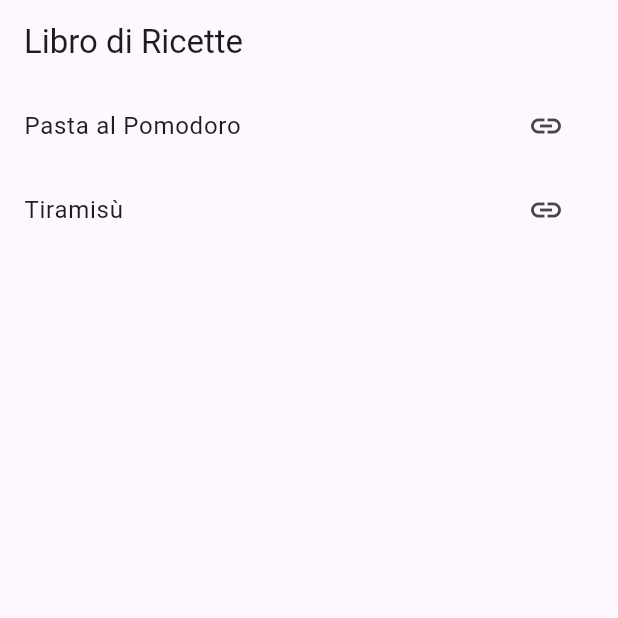
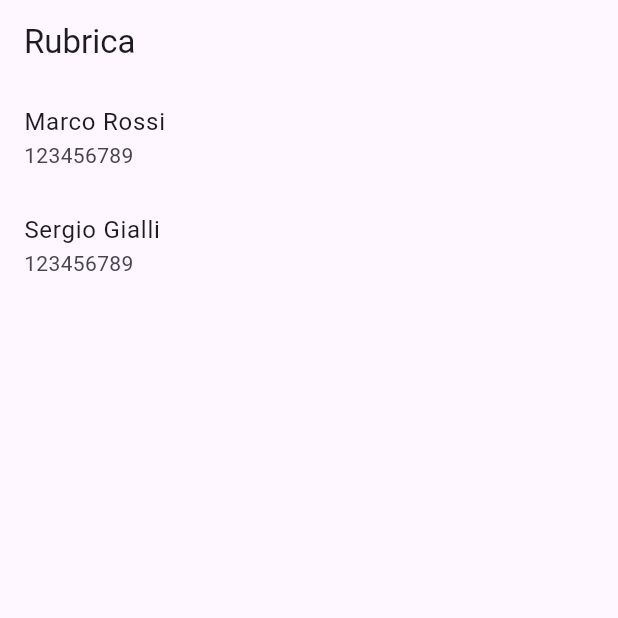
Before and after one commit to preva12/Esercizi_Flutter_Brownies, a Flutter app: the screen it shows after launch, on a phone screen of 412 x 824 dp, the top half of it. Run offline on Flutter 3.47's test engine with Material 3 defaults, Android fonts, the light colour scheme and no system bars.

Commit message:
Aggiunta contact list

```diff
--- a/lib/main.dart
+++ b/lib/main.dart
@@ -5,80 +5,63 @@ void main() {
   runApp(const MiaApp());
 }
 
+// final perchè quella variabile non puo essere piu modificata
+class Contatto {
+  final String nome;
+  final String cognome;
+  final List<String> numero;
+
+  Contatto({
+    required this.nome,
+    required this.cognome,
+    required this.numero,
+  });
+}
+
+// contatti
+final List<Contatto> listaContatti = [
+  Contatto(nome: "Marco", cognome: "Rossi", numero: ["123456789"]),
+  Contatto(nome: "Sergio", cognome: "Gialli", numero:  ["123456789", "111111111"]),
+];
+
+// APP
 class MiaApp extends StatelessWidget {
   const MiaApp({super.key});
 
   @override
   Widget build(BuildContext context) {
     return MaterialApp(
-      home: ListaRicetteScreen(),
+      home: PaginaHome(),
     );
   }
 }
 
-//come è formata una ricetta
-class Ricetta {
-  final String titolo;
-  final List<String> ingredienti;
-  final List<String> passaggi;
-  final String link;
-
-  Ricetta({
-    required this.titolo,
-    required this.ingredienti,
-    required this.passaggi,
-    required this.link,
-  });
-}
-
-//home page
-class ListaRicetteScreen extends StatelessWidget {
-  ListaRicetteScreen({super.key});
-
-  final List<Ricetta> ricette = [
-    Ricetta(
-      titolo: "Pasta al Pomodoro",
-      ingredienti: ["Pasta", "Pomodoro", "Sale", "Olio"],
-      passaggi: [
-        "1-Mettere a bollire l'acqua",
-        "2-Cuocere la pasta",
-        "3-Aggiungere il sugo"
-      ],
-      link: "https://ricette.giallozafferano.it/Spaghetti-al-pomodoro.html",
-    ),
-    Ricetta(
-      titolo: "Tiramisù",
-      ingredienti: ["Savoiardi", "Mascarpone", "Caffè", "Cacao"],
-      passaggi: [
-        "1-Preparare il caffè",
-        "2-Montare mascarpone e uova",
-        "3-Assemblare a strati"
-      ],
-      link: "https://ricette.giallozafferano.it/Tiramisu.html",
-    ),
-  ];
+// schermata principale
+class PaginaHome extends StatelessWidget {
+  const PaginaHome({super.key});
 
   @override
   Widget build(BuildContext context) {
     return Scaffold(
-      appBar: AppBar(title: const Text("Libro di Ricette")),
+      appBar: AppBar(title: const Text("Rubrica")),
       body: ListView.builder(
-        itemCount: ricette.length,
+        itemCount: listaContatti.length,
         itemBuilder: (context, index) {
-          final ricetta = ricette[index];
+          final contatto = listaContatti[index];
 
           return ListTile(
-            title: Text(ricetta.titolo),
-            trailing: IconButton(
-              icon: const Icon(Icons.link),
-              onPressed: () {
-                launchUrl(Uri.parse(ricetta.link)); //link diretto
-              },
+            title: Text("${contatto.nome} ${contatto.cognome}"),
+            subtitle: Text(
+              contatto.numero.isNotEmpty
+                  ? contatto.numero.first
+                  : "Nessun numero",
             ),
             onTap: () {
-              showDialog(
-                context: context,
-                builder: (_) => DettaglioRicetta(ricetta: ricetta),
+              Navigator.push(
+                context,
+                MaterialPageRoute(
+                  builder: (_) => PaginaDettaglio(contatto: contatto),
+                ),
               );
             },
           );
@@ -88,82 +71,25 @@ class ListaRicetteScreen extends StatelessWidget {
   }
 }
 
+// pagina di contatto
+class PaginaDettaglio extends StatelessWidget {
+  final Contatto contatto;
 
-class DettaglioRicetta extends StatelessWidget {
-  const DettaglioRicetta({super.key, required this.ricetta});
-
-  final Ricetta ricetta;
+  const PaginaDettaglio({super.key, required this.contatto});
 
   @override
   Widget build(BuildContext context) {
-    return Dialog(
-      child: Padding(
-        padding: const EdgeInsets.all(15),
-        child: SingleChildScrollView(
-          child: Column(
-            crossAxisAlignment: CrossAxisAlignment.start,
-            mainAxisSize: MainAxisSize.min,
-            children: [
-              Text(
-                ricetta.titolo,
-                style: const TextStyle(
-                  fontSize: 22,
-                  fontWeight: FontWeight.bold,
-                ),
-              ),
-
-              const SizedBox(height: 15),
-
-              const Text(
-                "Ingredienti:",
-                style: TextStyle(fontSize: 15, fontWeight: FontWeight.bold),
-              ),
-
-              const SizedBox(height: 5),
-
-              // Ingredienti SENZA PUNTI
-              Column(
-                crossAxisAlignment: CrossAxisAlignment.start,
-                children: ricetta.ingredienti.map((ingrediente) {
-                  return Text(ingrediente);
-                }).toList(),
-              ),
-
-              const SizedBox(height: 20),
-
-              const Text(
-                "Passaggi:",
-                style: TextStyle(fontSize: 15, fontWeight: FontWeight.bold),
-              ),
-
-              const SizedBox(height: 5),
-
-
-              Column(
-                crossAxisAlignment: CrossAxisAlignment.start,
-                children: ricetta.passaggi.map((e) {
-                  return Padding(
-                    padding: const EdgeInsets.only(bottom: 5),
-                    child: Text(e),
-                  );
-                }).toList(),
-              ),
-
-              const SizedBox(height: 25),
-
-              ElevatedButton(
-                onPressed: () {
-                  launchUrl(Uri.parse(ricetta.link)); //link diretto giallo zafferano
-                },
-                child: const Text("Apri la ricetta"),
-              ),
-
-              TextButton(
-                onPressed: () => Navigator.pop(context),
-                child: const Text("Chiudi"),
-              ),
-            ],
-          ),
+    return Scaffold(
+      appBar: AppBar(title: Text("${contatto.nome} ${contatto.cognome}")),
+      body: Padding(
+        padding: const EdgeInsets.all(16.0),
+        child: Column(
+          crossAxisAlignment: CrossAxisAlignment.start,
+          children: [
+            const Text("Numeri di telefono:", style: TextStyle(fontSize: 18)),
+            const SizedBox(height: 10),
+            ...contatto.numero.map((numero) => Text(numero)).toList(),
+          ],
         ),
       ),
     );
--- a/pubspec.yaml
+++ b/pubspec.yaml
@@ -35,6 +35,8 @@ dependencies:
   # Use with the CupertinoIcons class for iOS style icons.
   cupertino_icons: ^1.0.8
   url_launcher: ^6.3.2
+  share_plus: ^12.0.1
+  reactive_forms: ^18.2.0
 
 dev_dependencies:
   flutter_test:
```
Also changed, not shown: pubspec.lock, 2 other files.
